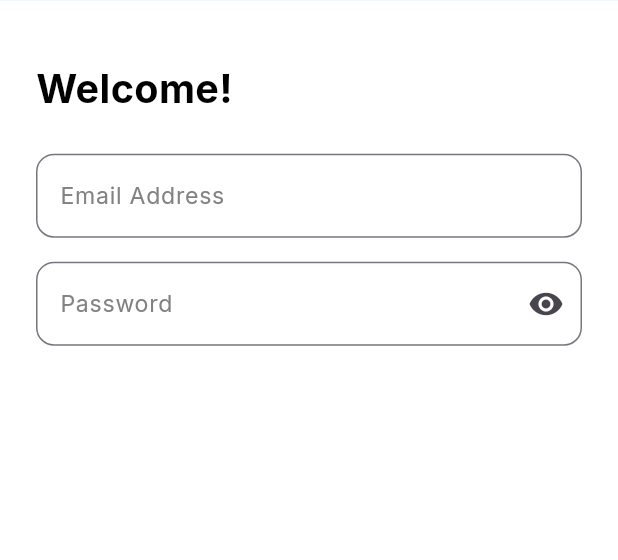
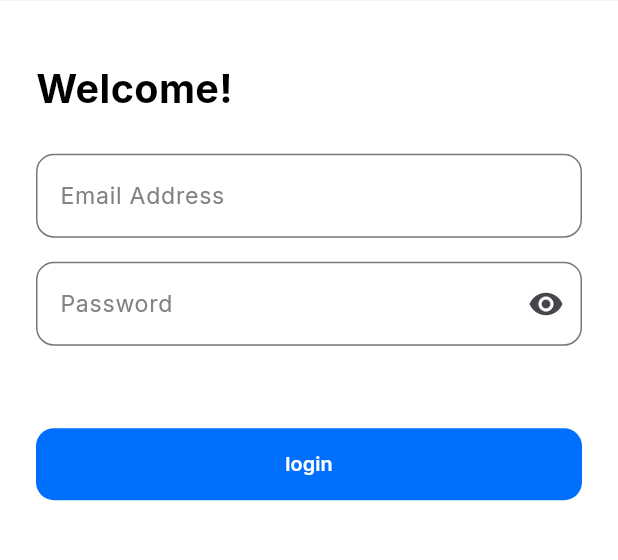
Before and after one commit to HazimNabil/spectra-sports, a Flutter app: the screen it shows after launch, on a phone screen of 412 x 824 dp, the part 469-1029 px from its top. Run offline on Flutter 3.47's test engine with Material 3 defaults, Android fonts, the phone set to English and light mode, and no system bars; our stand-ins replace device_preview, go_router, google_fonts.

Commit message:
Add login button to form section

```diff
--- a/lib/features/auth/presentation/widgets/form_section.dart
+++ b/lib/features/auth/presentation/widgets/form_section.dart
@@ -1,5 +1,6 @@
 import 'package:flutter/material.dart';
 import 'package:spectra_sports/core/utils/app_styles.dart';
+import 'package:spectra_sports/core/widgets/custom_button.dart';
 import 'package:spectra_sports/core/widgets/custom_text_field.dart';
 
 class FormSection extends StatelessWidget {
@@ -20,6 +21,12 @@ class FormSection extends StatelessWidget {
           const CustomTextField(hintText: 'Email Address'),
           const SizedBox(height: 16),
           const CustomTextField(hintText: 'Password', isPasswordField: true),
+          const SizedBox(height: 55),
+          SizedBox(
+            height: 48,
+            width: double.infinity,
+            child: CustomButton(title: 'login', onPressed: () {}),
+          ),
         ],
       ),
     );
```
